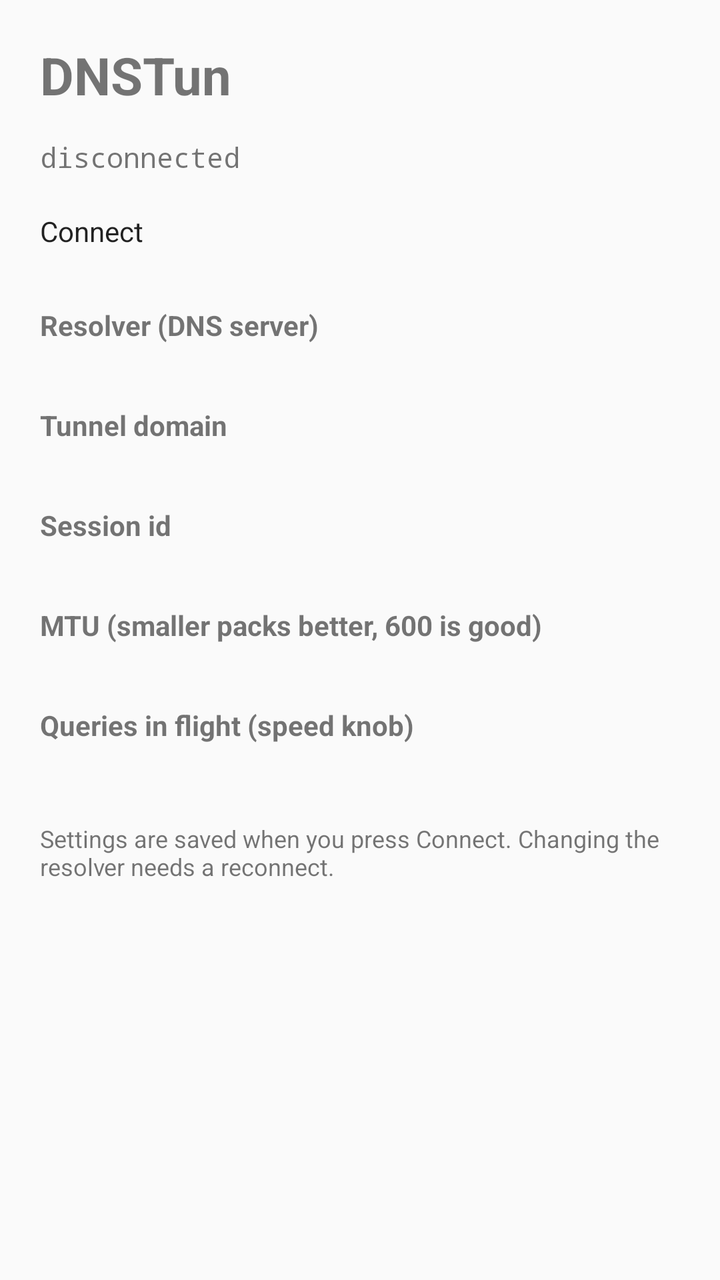
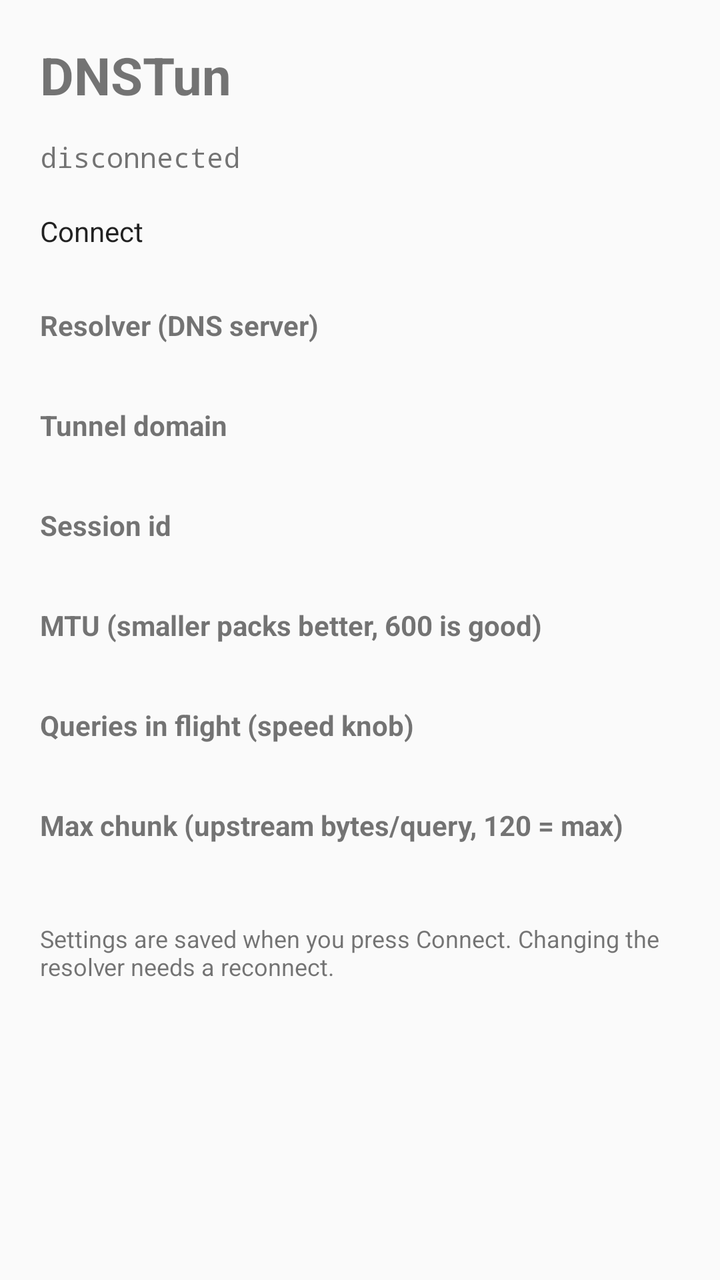

Compare the two renders of this Android layout. The source of the first and the diff that turns it into the second are given below.
<!-- AndroidManifest.xml: application theme Theme.Dnstun -->
<!-- res/layout/activity_main.xml -->
<?xml version="1.0" encoding="utf-8"?>
<ScrollView xmlns:android="http://schemas.android.com/apk/res/android"
    android:id="@+id/root"
    android:layout_width="match_parent"
    android:layout_height="match_parent"
    android:fitsSystemWindows="true"
    android:padding="20dp">

    <LinearLayout
        android:layout_width="match_parent"
        android:layout_height="wrap_content"
        android:orientation="vertical">

        <TextView
            android:layout_width="wrap_content"
            android:layout_height="wrap_content"
            android:text="@string/app_name"
            android:textSize="26sp"
            android:textStyle="bold" />

        <TextView
            android:id="@+id/status"
            android:layout_width="match_parent"
            android:layout_height="wrap_content"
            android:layout_marginTop="14dp"
            android:fontFamily="monospace"
            android:text="disconnected"
            android:textSize="14sp" />

        <Button
            android:id="@+id/connect"
            android:layout_width="match_parent"
            android:layout_height="wrap_content"
            android:layout_marginTop="18dp"
            android:text="Connect" />

        <TextView
            android:layout_width="wrap_content"
            android:layout_height="wrap_content"
            android:layout_marginTop="28dp"
            android:text="Resolver (DNS server)"
            android:textStyle="bold" />

        <EditText
            android:id="@+id/resolver"
            android:layout_width="match_parent"
            android:layout_height="wrap_content"
            android:inputType="text"
            android:autofillHints="none" />

        <TextView
            android:layout_width="wrap_content"
            android:layout_height="wrap_content"
            android:layout_marginTop="12dp"
            android:text="Tunnel domain"
            android:textStyle="bold" />

        <EditText
            android:id="@+id/zone"
            android:layout_width="match_parent"
            android:layout_height="wrap_content"
            android:inputType="textUri"
            android:autofillHints="none" />

        <TextView
            android:layout_width="wrap_content"
            android:layout_height="wrap_content"
            android:layout_marginTop="12dp"
            android:text="Session id"
            android:textStyle="bold" />

        <EditText
            android:id="@+id/sid"
            android:layout_width="match_parent"
            android:layout_height="wrap_content"
            android:inputType="text"
            android:autofillHints="none" />

        <TextView
            android:layout_width="wrap_content"
            android:layout_height="wrap_content"
            android:layout_marginTop="12dp"
            android:text="MTU (smaller packs better, 600 is good)"
            android:textStyle="bold" />

        <EditText
            android:id="@+id/mtu"
            android:layout_width="match_parent"
            android:layout_height="wrap_content"
            android:inputType="number"
            android:autofillHints="none" />

        <TextView
            android:layout_width="wrap_content"
            android:layout_height="wrap_content"
            android:layout_marginTop="12dp"
            android:text="Queries in flight (speed knob)"
            android:textStyle="bold" />

        <EditText
            android:id="@+id/depth"
            android:layout_width="match_parent"
            android:layout_height="wrap_content"
            android:inputType="number"
            android:autofillHints="none" />

        <TextView
            android:layout_width="match_parent"
            android:layout_height="wrap_content"
            android:layout_marginTop="20dp"
            android:textSize="12sp"
            android:text="Settings are saved when you press Connect. Changing the resolver needs a reconnect." />

    </LinearLayout>
</ScrollView>
<!-- resources referenced by this layout -->
<resources>
  <string name="app_name">DNSTun</string>
  <style name="Theme.Dnstun" parent="android:Theme.Material.Light.DarkActionBar" />
</resources>

<!-- the commit's change to res/layout/activity_main.xml (unified diff, before → after) -->
@@ -105,6 +105,20 @@
             android:autofillHints="none" />
 
         <TextView
+            android:layout_width="wrap_content"
+            android:layout_height="wrap_content"
+            android:layout_marginTop="12dp"
+            android:text="Max chunk (upstream bytes/query, 120 = max)"
+            android:textStyle="bold" />
+
+        <EditText
+            android:id="@+id/maxchunk"
+            android:layout_width="match_parent"
+            android:layout_height="wrap_content"
+            android:inputType="number"
+            android:autofillHints="none" />
+
+        <TextView
             android:layout_width="match_parent"
             android:layout_height="wrap_content"
             android:layout_marginTop="20dp"
